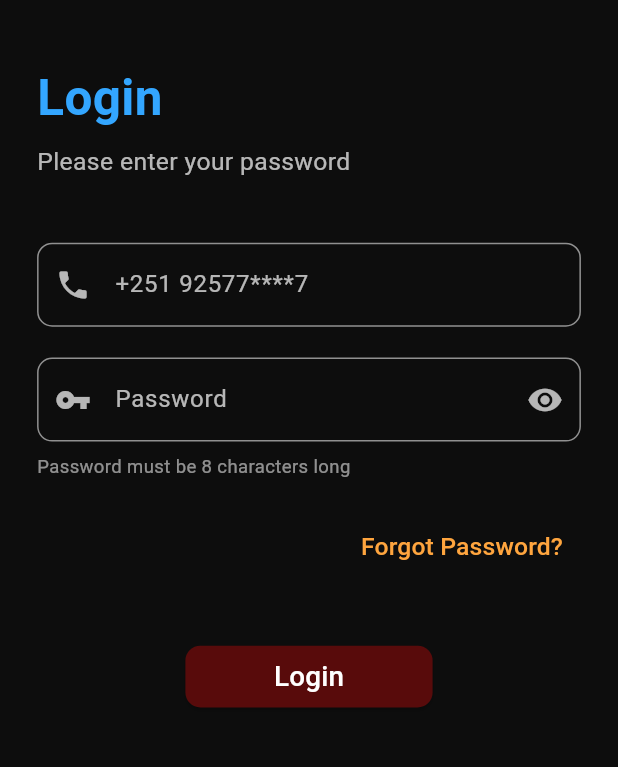
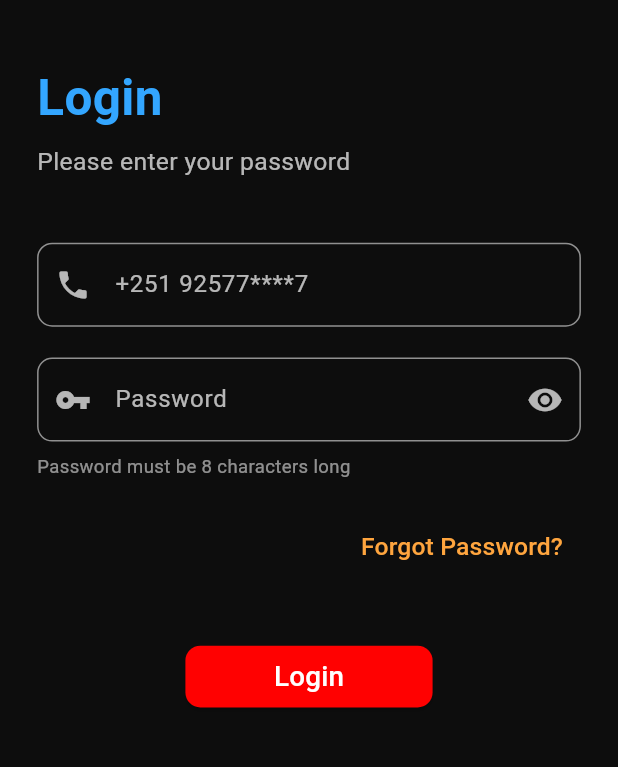
Before and after one commit to davemg357/michuapp12, a Flutter app: the screen it shows after launch, on a phone screen of 412 x 824 dp, the part 111-878 px from its top. Run offline on Flutter 3.47's test engine with Material 3 defaults, Android fonts, the phone set to English and light mode, and no system bars; our stand-ins replace shimmer.

Commit message:
check deploy

```diff
--- a/lib/login.dart
+++ b/lib/login.dart
@@ -191,7 +191,7 @@ class _LoginPageState extends State<LoginPage> {
                           }
                         },
                         style: ElevatedButton.styleFrom(
-                          backgroundColor: const Color.fromARGB(255, 88, 11, 11),
+                          backgroundColor: const Color.fromARGB(255, 255, 1, 1),
                           shape: RoundedRectangleBorder(
                             borderRadius: BorderRadius.circular(10),
                           ),
```
